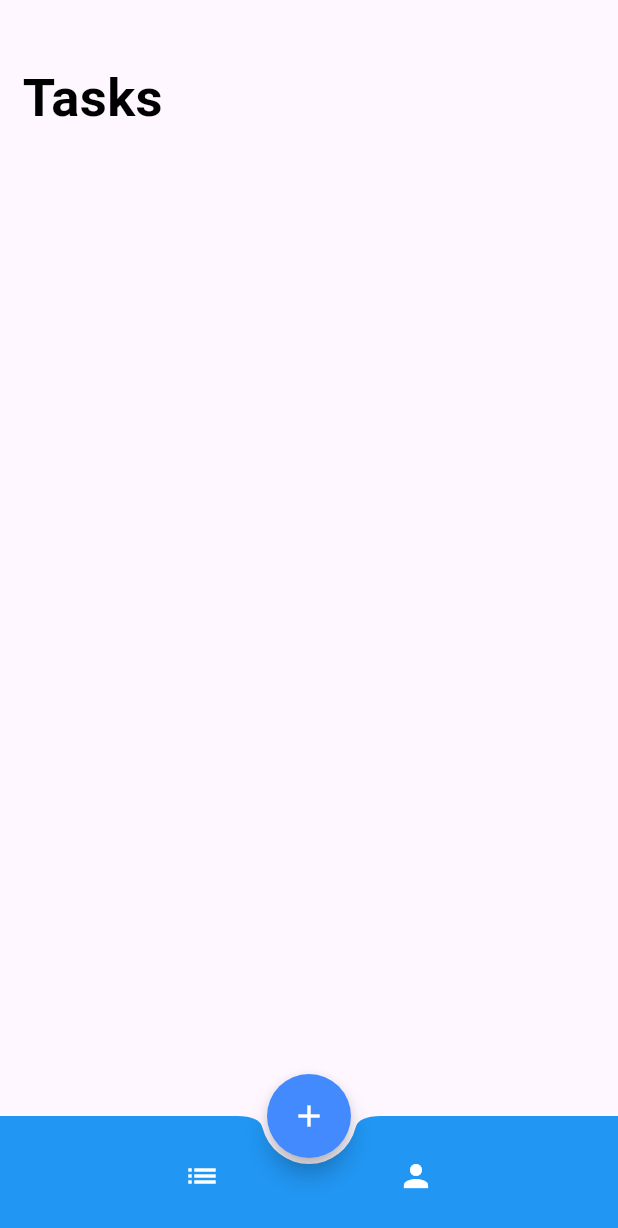
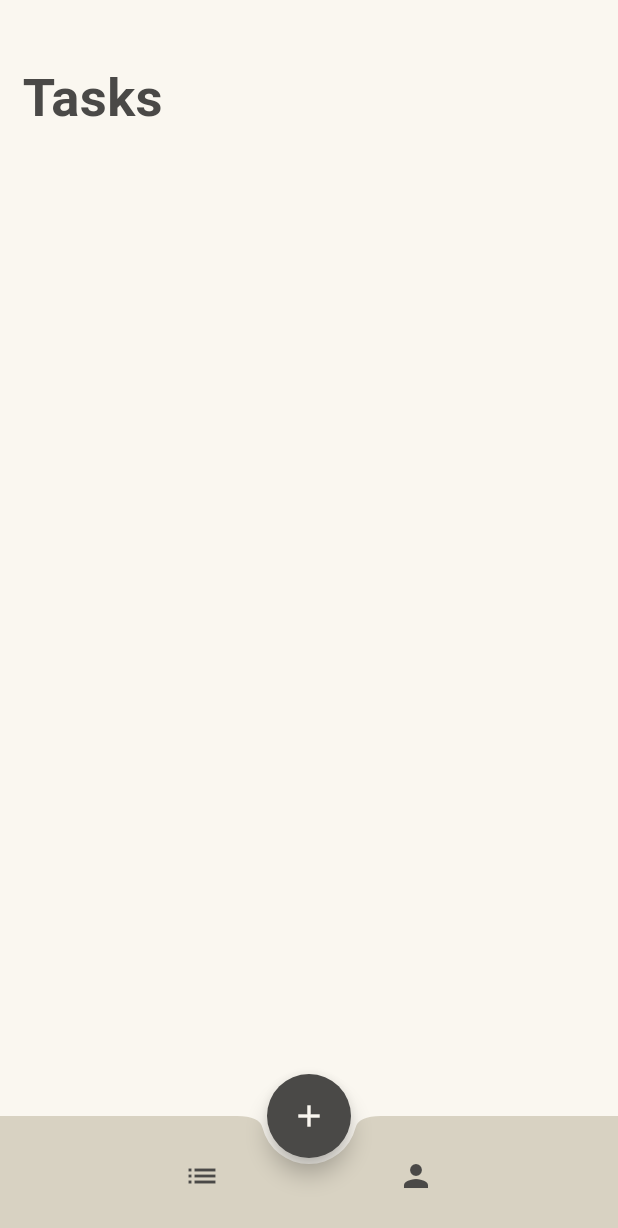
Before and after one commit to soufiyanelmansouri/todo_app, a Flutter app: the screen it shows after launch, on a phone screen of 412 x 824 dp. Shown: the top 1228 px of the screen. Run offline on Flutter 3.47's test engine with Material 3 defaults, Android fonts, the phone set to English and light mode, and no system bars.

Commit message:
Add custom colors

```diff
--- a/lib/utils/constants.dart
+++ b/lib/utils/constants.dart
@@ -1,26 +1,25 @@
 import 'package:flutter/material.dart';
 
 class TextStyles {
-  static const TextStyle blackBold = TextStyle(
-    color: Colors.black,
+  static TextStyle boldStyle = const TextStyle(
+    color: ColorStyles.darkBrown,
     fontWeight: FontWeight.w700,
     fontSize: 35,
   );
-
-  static const TextStyle blackSemiBold = TextStyle(
-    color: Colors.black,
+  static const TextStyle semiBold = TextStyle(
+    color: ColorStyles.darkBrown,
     fontWeight: FontWeight.w400, // Semi-bold
   );
 
-  static const TextStyle blackNormal = TextStyle(
-    color: Colors.black,
+  static const TextStyle normal = TextStyle(
+    color: ColorStyles.darkBrown,
     fontWeight: FontWeight.normal,
   );
 }
 
 class ColorStyles {
-  static const Color lightBrown = Color(0x00FAF7F0);
-  static const Color geryBrown = Color(0x00D8D2C2);
-  static const Color brown = Color(0x00B17457);
-  static const Color darkrown = Color(0x004A4947);
+  static const Color lightBrown = Color.fromARGB(255, 250, 247, 240);
+  static const Color geryBrown = Color.fromARGB(255, 216, 210, 194);
+  static const Color brown = Color.fromARGB(255, 177, 116, 87);
+  static const Color darkBrown = Color.fromARGB(255, 74, 73, 71);
 }
--- a/lib/views/home_screen.dart
+++ b/lib/views/home_screen.dart
@@ -8,13 +8,14 @@ class HomeScreen extends StatelessWidget {
   @override
   Widget build(BuildContext context) {
     return Scaffold(
-      body: const Column(
+      backgroundColor: ColorStyles.lightBrown,
+      body: Column(
         children: [
           Padding(
-            padding: EdgeInsets.symmetric(horizontal: 15, vertical: 40),
+            padding: const EdgeInsets.symmetric(horizontal: 15, vertical: 40),
             child: Text(
               "Tasks",
-              style: TextStyles.blackBold,
+              style: TextStyles.boldStyle,
             ),
           ),
         ],
@@ -24,23 +25,26 @@ class HomeScreen extends StatelessWidget {
       floatingActionButton: FloatingActionButton(
         shape: const CircleBorder(),
         onPressed: () {},
-        backgroundColor: Colors.blueAccent,
-        child: const Icon(Icons.add, color: Colors.white),
+        backgroundColor: ColorStyles.darkBrown,
+        child: const Icon(Icons.add, color: ColorStyles.lightBrown),
       ),
       bottomNavigationBar: BottomAppBar(
-        color: Colors.blue,
+        color: ColorStyles.geryBrown,
         shape: const CircularNotchedRectangle(),
         child: Row(
           mainAxisAlignment: MainAxisAlignment.spaceEvenly,
           children: [
             IconButton(
                 onPressed: () {},
-                icon: const Icon(Icons.list, color: Colors.white)),
+                icon: const Icon(
+                  Icons.list,
+                  color: ColorStyles.darkBrown,
+                )),
             IconButton(
                 onPressed: () {},
                 icon: const Icon(
                   Icons.person,
-                  color: Colors.white,
+                  color: ColorStyles.darkBrown,
                 )),
           ],
         ),
```
